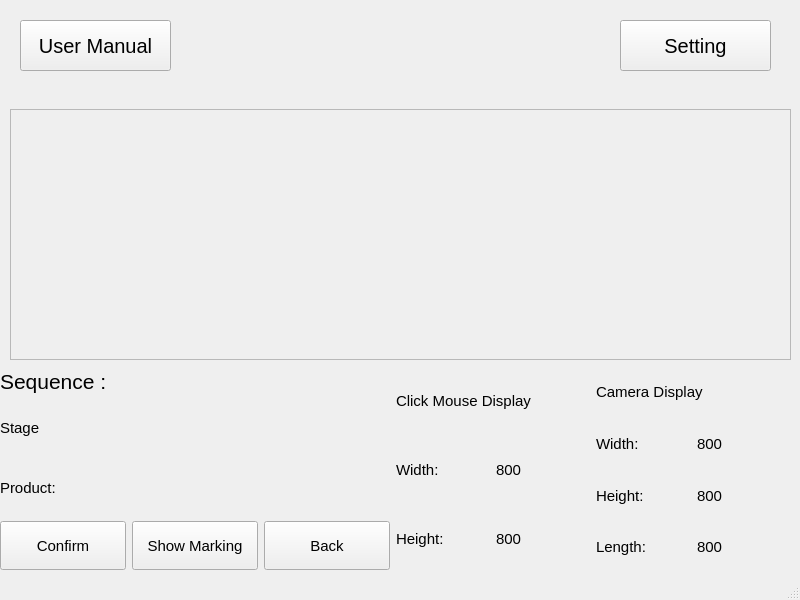
Old version of the form Greyform-linux-ros1/src/Python_Application/UI_Design/mainframe.ui in the repository mokzhizhuan/GreyForm_UIs.
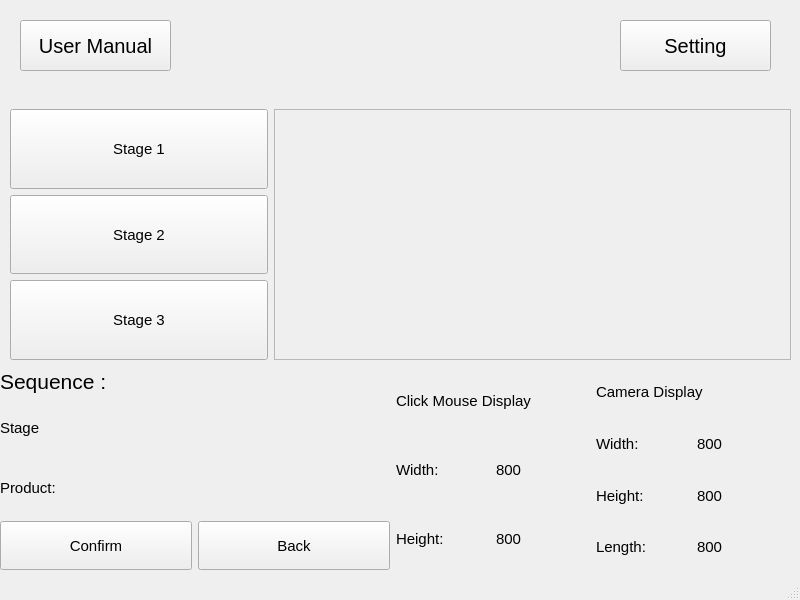
New version of the form. The open tabs and pages were chosen to show the change.

Patch:
```diff
--- a/Greyform-linux-ros1/src/Python_Application/UI_Design/mainframe.ui
+++ b/Greyform-linux-ros1/src/Python_Application/UI_Design/mainframe.ui
@@ -492,7 +492,7 @@
               </layout>
              </item>
              <item>
-              <layout class="QHBoxLayout" name="horizontalLayout_10" stretch="1,1,1">
+              <layout class="QHBoxLayout" name="horizontalLayout_10" stretch="1,1">
                <item>
                 <widget class="QPushButton" name="ConfirmButton">
                  <property name="sizePolicy">
@@ -506,19 +506,6 @@
                  </property>
                 </widget>
                </item>
-               <item>
-                <widget class="QPushButton" name="markingitembutton">
-                 <property name="sizePolicy">
-                  <sizepolicy hsizetype="MinimumExpanding" vsizetype="MinimumExpanding">
-                   <horstretch>0</horstretch>
-                   <verstretch>0</verstretch>
-                  </sizepolicy>
-                 </property>
-                 <property name="text">
-                  <string>Show Marking</string>
-                 </property>
-                </widget>
-               </item>
                <item>
                 <widget class="QPushButton" name="BackButton_2">
                  <property name="sizePolicy">
@@ -679,7 +666,50 @@
           <height>251</height>
          </rect>
         </property>
-        <layout class="QHBoxLayout" name="horizontalLayout_15" stretch="2">
+        <layout class="QHBoxLayout" name="horizontalLayout_15" stretch="1,2">
+         <item>
+          <layout class="QVBoxLayout" name="verticalLayout_2" stretch="1,1,1">
+           <item>
+            <widget class="QPushButton" name="StageButton">
+             <property name="sizePolicy">
+              <sizepolicy hsizetype="MinimumExpanding" vsizetype="MinimumExpanding">
+               <horstretch>0</horstretch>
+               <verstretch>0</verstretch>
+              </sizepolicy>
+             </property>
+             <property name="text">
+              <string>Stage 1</string>
+             </property>
+            </widget>
+           </item>
+           <item>
+            <widget class="QPushButton" name="StageButton_2">
+             <property name="sizePolicy">
+              <sizepolicy hsizetype="Minimum" vsizetype="MinimumExpanding">
+               <horstretch>0</horstretch>
+               <verstretch>0</verstretch>
+              </sizepolicy>
+             </property>
+             <property name="text">
+              <string>Stage 2</string>
+             </property>
+            </widget>
+           </item>
+           <item>
+            <widget class="QPushButton" name="StageButton_3">
+             <property name="sizePolicy">
+              <sizepolicy hsizetype="Minimum" vsizetype="MinimumExpanding">
+               <horstretch>0</horstretch>
+               <verstretch>0</verstretch>
+              </sizepolicy>
+             </property>
+             <property name="text">
+              <string>Stage 3</string>
+             </property>
+            </widget>
+           </item>
+          </layout>
+         </item>
          <item>
           <layout class="QVBoxLayout" name="verticalLayout">
            <item>
```
